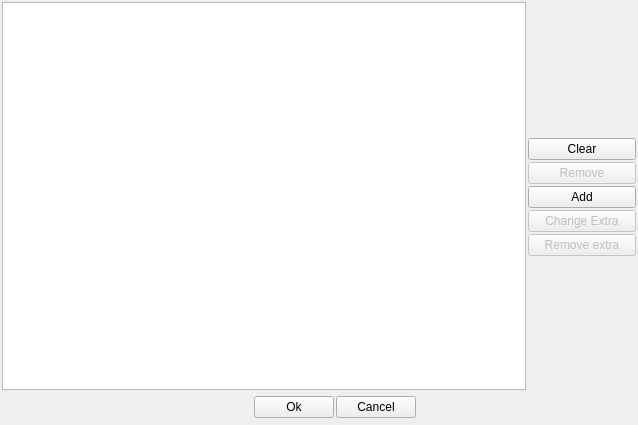
xaphier/Eternal-Lands, file new_map_editor/allterraintextures.ui: the form before one commit.
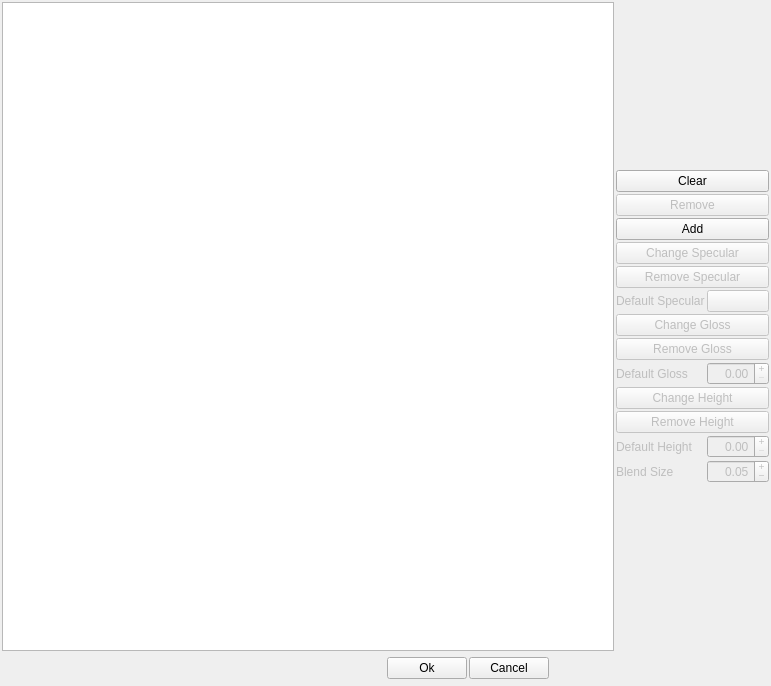
The form after the commit. Icons and pictures are not drawn.

Commit message: * Fixed texture format spelling error.  * Enabled specular lighting.  * Enabled specular and gloss maps for terrain.  * Finished linear lighting.  * Fixed many map editor and terrain bugs.  * Improved terrain texture generation.  * Enabled tone mapping.  * Added terrain translation.

Diff of the .ui file:
```diff
--- a/new_map_editor/allterraintextures.ui
+++ b/new_map_editor/allterraintextures.ui
@@ -6,8 +6,8 @@
    <rect>
     <x>0</x>
     <y>0</y>
-    <width>638</width>
-    <height>425</height>
+    <width>771</width>
+    <height>686</height>
    </rect>
   </property>
   <property name="windowTitle">
@@ -24,13 +24,33 @@
    <property name="spacing">
     <number>2</number>
    </property>
-   <item row="4" column="4">
-    <widget class="QPushButton" name="textures_change_extra">
+   <item row="6" column="4">
+    <widget class="QLabel" name="label_specular">
      <property name="enabled">
       <bool>false</bool>
      </property>
      <property name="text">
-      <string>Change Extra</string>
+      <string>Default Specular</string>
+     </property>
+    </widget>
+   </item>
+   <item row="6" column="5">
+    <widget class="QPushButton" name="default_specular">
+     <property name="enabled">
+      <bool>false</bool>
+     </property>
+     <property name="text">
+      <string/>
+     </property>
+    </widget>
+   </item>
+   <item row="7" column="4" colspan="2">
+    <widget class="QPushButton" name="textures_change_gloss">
+     <property name="enabled">
+      <bool>false</bool>
+     </property>
+     <property name="text">
+      <string>Change Gloss</string>
      </property>
      <property name="icon">
       <iconset resource="icons/resourcen.qrc">
@@ -38,36 +58,13 @@
      </property>
     </widget>
    </item>
-   <item row="0" column="4">
-    <spacer name="verticalSpacer_2">
-     <property name="orientation">
-      <enum>Qt::Vertical</enum>
+   <item row="5" column="4" colspan="2">
+    <widget class="QPushButton" name="textures_remove_specular">
+     <property name="enabled">
+      <bool>false</bool>
      </property>
-     <property name="sizeHint" stdset="0">
-      <size>
-       <width>20</width>
-       <height>40</height>
-      </size>
-     </property>
-    </spacer>
-   </item>
-   <item row="7" column="3" colspan="2">
-    <spacer name="horizontalSpacer_2">
-     <property name="orientation">
-      <enum>Qt::Horizontal</enum>
-     </property>
-     <property name="sizeHint" stdset="0">
-      <size>
-       <width>218</width>
-       <height>31</height>
-      </size>
-     </property>
-    </spacer>
-   </item>
-   <item row="1" column="4">
-    <widget class="QPushButton" name="textures_clear">
      <property name="text">
-      <string>Clear</string>
+      <string>Remove Specular</string>
      </property>
      <property name="icon">
       <iconset resource="icons/resourcen.qrc">
@@ -75,29 +72,7 @@
      </property>
     </widget>
    </item>
-   <item row="7" column="1">
-    <widget class="QPushButton" name="pushButton">
-     <property name="text">
-      <string>Ok</string>
-     </property>
-     <property name="icon">
-      <iconset resource="icons/resourcen.qrc">
-       <normaloff>:/icons/gtk-apply.png</normaloff>:/icons/gtk-apply.png</iconset>
-     </property>
-    </widget>
-   </item>
-   <item row="7" column="2">
-    <widget class="QPushButton" name="pushButton_2">
-     <property name="text">
-      <string>Cancel</string>
-     </property>
-     <property name="icon">
-      <iconset resource="icons/resourcen.qrc">
-       <normaloff>:/icons/gtk-cancel.png</normaloff>:/icons/gtk-cancel.png</iconset>
-     </property>
-    </widget>
-   </item>
-   <item row="0" column="0" rowspan="7" colspan="4">
+   <item row="0" column="0" rowspan="15" colspan="4">
     <widget class="QListWidget" name="terrain_textures">
      <property name="isWrapping" stdset="0">
       <bool>true</bool>
@@ -110,7 +85,159 @@
      </property>
     </widget>
    </item>
-   <item row="6" column="4">
+   <item row="15" column="1">
+    <widget class="QPushButton" name="pushButton">
+     <property name="text">
+      <string>Ok</string>
+     </property>
+     <property name="icon">
+      <iconset resource="icons/resourcen.qrc">
+       <normaloff>:/icons/gtk-apply.png</normaloff>:/icons/gtk-apply.png</iconset>
+     </property>
+    </widget>
+   </item>
+   <item row="4" column="4" colspan="2">
+    <widget class="QPushButton" name="textures_change_specular">
+     <property name="enabled">
+      <bool>false</bool>
+     </property>
+     <property name="text">
+      <string>Change Specular</string>
+     </property>
+     <property name="icon">
+      <iconset resource="icons/resourcen.qrc">
+       <normaloff>:/icons/application-x-desktop.png</normaloff>:/icons/application-x-desktop.png</iconset>
+     </property>
+    </widget>
+   </item>
+   <item row="8" column="4" colspan="2">
+    <widget class="QPushButton" name="textures_remove_gloss">
+     <property name="enabled">
+      <bool>false</bool>
+     </property>
+     <property name="text">
+      <string>Remove Gloss</string>
+     </property>
+     <property name="icon">
+      <iconset resource="icons/resourcen.qrc">
+       <normaloff>:/icons/remove_object.png</normaloff>:/icons/remove_object.png</iconset>
+     </property>
+    </widget>
+   </item>
+   <item row="9" column="4">
+    <widget class="QLabel" name="label_gloss">
+     <property name="enabled">
+      <bool>false</bool>
+     </property>
+     <property name="text">
+      <string>Default Gloss</string>
+     </property>
+    </widget>
+   </item>
+   <item row="15" column="2">
+    <widget class="QPushButton" name="pushButton_2">
+     <property name="text">
+      <string>Cancel</string>
+     </property>
+     <property name="icon">
+      <iconset resource="icons/resourcen.qrc">
+       <normaloff>:/icons/gtk-cancel.png</normaloff>:/icons/gtk-cancel.png</iconset>
+     </property>
+    </widget>
+   </item>
+   <item row="15" column="3" colspan="3">
+    <spacer name="horizontalSpacer_2">
+     <property name="orientation">
+      <enum>Qt::Horizontal</enum>
+     </property>
+     <property name="sizeHint" stdset="0">
+      <size>
+       <width>218</width>
+       <height>31</height>
+      </size>
+     </property>
+    </spacer>
+   </item>
+   <item row="0" column="4">
+    <spacer name="verticalSpacer_2">
+     <property name="orientation">
+      <enum>Qt::Vertical</enum>
+     </property>
+     <property name="sizeHint" stdset="0">
+      <size>
+       <width>20</width>
+       <height>40</height>
+      </size>
+     </property>
+    </spacer>
+   </item>
+   <item row="9" column="5">
+    <widget class="QDoubleSpinBox" name="default_gloss">
+     <property name="enabled">
+      <bool>false</bool>
+     </property>
+     <property name="alignment">
+      <set>Qt::AlignRight|Qt::AlignTrailing|Qt::AlignVCenter</set>
+     </property>
+     <property name="buttonSymbols">
+      <enum>QAbstractSpinBox::PlusMinus</enum>
+     </property>
+     <property name="maximum">
+      <double>1.000000000000000</double>
+     </property>
+     <property name="singleStep">
+      <double>0.050000000000000</double>
+     </property>
+    </widget>
+   </item>
+   <item row="10" column="4" colspan="2">
+    <widget class="QPushButton" name="textures_change_height">
+     <property name="enabled">
+      <bool>false</bool>
+     </property>
+     <property name="text">
+      <string>Change Height</string>
+     </property>
+     <property name="icon">
+      <iconset resource="icons/resourcen.qrc">
+       <normaloff>:/icons/application-x-desktop.png</normaloff>:/icons/application-x-desktop.png</iconset>
+     </property>
+    </widget>
+   </item>
+   <item row="11" column="4" colspan="2">
+    <widget class="QPushButton" name="textures_remove_height">
+     <property name="enabled">
+      <bool>false</bool>
+     </property>
+     <property name="text">
+      <string>Remove Height</string>
+     </property>
+     <property name="icon">
+      <iconset resource="icons/resourcen.qrc">
+       <normaloff>:/icons/remove_object.png</normaloff>:/icons/remove_object.png</iconset>
+     </property>
+    </widget>
+   </item>
+   <item row="12" column="5">
+    <widget class="QDoubleSpinBox" name="default_height">
+     <property name="enabled">
+      <bool>false</bool>
+     </property>
+     <property name="alignment">
+      <set>Qt::AlignRight|Qt::AlignTrailing|Qt::AlignVCenter</set>
+     </property>
+     <property name="buttonSymbols">
+      <enum>QAbstractSpinBox::PlusMinus</enum>
+     </property>
+     <property name="maximum">
+      <double>1.000000000000000</double>
+     </property>
+     <property name="singleStep">
+      <double>0.050000000000000</double>
+     </property>
+    </widget>
+   </item>
+   <item row="14" column="4">
     <spacer name="verticalSpacer">
      <property name="orientation">
       <enum>Qt::Vertical</enum>
@@ -123,18 +250,7 @@
      </property>
     </spacer>
    </item>
-   <item row="3" column="4">
-    <widget class="QPushButton" name="textures_add">
-     <property name="text">
-      <string>Add</string>
-     </property>
-     <property name="icon">
-      <iconset resource="icons/resourcen.qrc">
-       <normaloff>:/icons/gtk-add.png</normaloff>:/icons/gtk-add.png</iconset>
-     </property>
-    </widget>
-   </item>
-   <item row="7" column="0">
+   <item row="15" column="0">
     <spacer name="horizontalSpacer">
      <property name="orientation">
       <enum>Qt::Horizontal</enum>
@@ -147,13 +263,21 @@
      </property>
     </spacer>
    </item>
-   <item row="5" column="4">
-    <widget class="QPushButton" name="textures_remove_extra">
-     <property name="enabled">
-      <bool>false</bool>
+   <item row="3" column="4" colspan="2">
+    <widget class="QPushButton" name="textures_add">
+     <property name="text">
+      <string>Add</string>
      </property>
+     <property name="icon">
+      <iconset resource="icons/resourcen.qrc">
+       <normaloff>:/icons/gtk-add.png</normaloff>:/icons/gtk-add.png</iconset>
+     </property>
+    </widget>
+   </item>
+   <item row="1" column="4" colspan="2">
+    <widget class="QPushButton" name="textures_clear">
      <property name="text">
-      <string>Remove extra</string>
+      <string>Clear</string>
      </property>
      <property name="icon">
       <iconset resource="icons/resourcen.qrc">
@@ -161,7 +285,7 @@
      </property>
     </widget>
    </item>
-   <item row="2" column="4">
+   <item row="2" column="4" colspan="2">
     <widget class="QPushButton" name="textures_remove">
      <property name="enabled">
       <bool>false</bool>
@@ -175,6 +299,48 @@
      </property>
     </widget>
    </item>
+   <item row="12" column="4">
+    <widget class="QLabel" name="label_height">
+     <property name="enabled">
+      <bool>false</bool>
+     </property>
+     <property name="text">
+      <string>Default Height</string>
+     </property>
+    </widget>
+   </item>
+   <item row="13" column="5">
+    <widget class="QDoubleSpinBox" name="blend_size">
+     <property name="enabled">
+      <bool>false</bool>
+     </property>
+     <property name="alignment">
+      <set>Qt::AlignRight|Qt::AlignTrailing|Qt::AlignVCenter</set>
+     </property>
+     <property name="buttonSymbols">
+      <enum>QAbstractSpinBox::PlusMinus</enum>
+     </property>
+     <property name="maximum">
+      <double>1.000000000000000</double>
+     </property>
+     <property name="singleStep">
+      <double>0.050000000000000</double>
+     </property>
+     <property name="value">
+      <double>0.050000000000000</double>
+     </property>
+    </widget>
+   </item>
+   <item row="13" column="4">
+    <widget class="QLabel" name="label_blend_size">
+     <property name="enabled">
+      <bool>false</bool>
+     </property>
+     <property name="text">
+      <string>Blend Size</string>
+     </property>
+    </widget>
+   </item>
   </layout>
  </widget>
  <resources>
```
Left out of the diff: 4 changed lines with no effect on the pictures. The commit also changes 173 other files.
